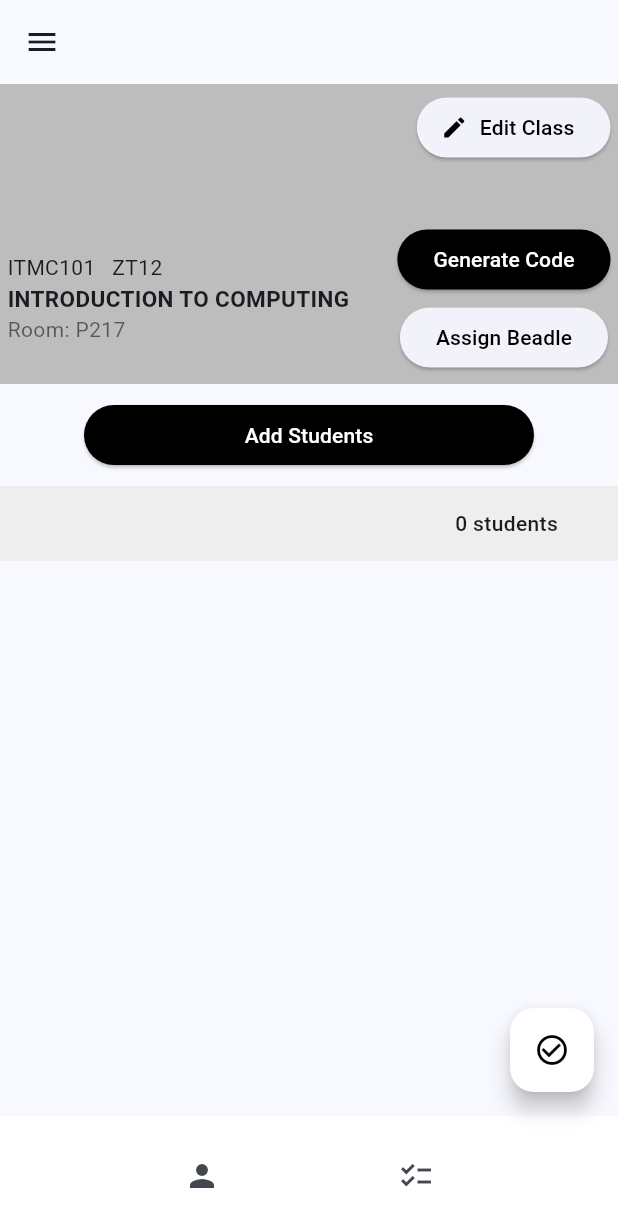
After one commit to JuntadoMathewJames/A-Check, a Flutter app: the screen it shows after launch, on a phone screen of 412 x 824 dp. The commit adds this screen. Shown: the top 1227 px of the screen. Run offline on Flutter 3.47's test engine with Material 2 defaults, Android fonts, the phone set to English and light mode, and no system bars; our stand-ins replace firebase_auth, firebase_core, google_sign_in; accounts and stored records are empty.

Commit message:
added firebase and created separate file for class dashboard

```diff
--- /dev/null
+++ b/lib/widgets/classDashboard.dart
@@ -0,0 +1,151 @@
+import 'package:flutter/material.dart';
+import 'classLabel.dart';
+
+
+
+class ClassDashboard extends StatefulWidget{
+  const ClassDashboard({super.key});
+  @override
+  State<ClassDashboard> createState() => _ClassDashboard();
+}
+class _ClassDashboard extends State<ClassDashboard> {
+  bool showWidget = false;
+  int selectedIndex = 0;
+
+  @override
+  Widget build(BuildContext context) {
+    return LayoutBuilder(
+      builder: (context, constraints) {
+        return Scaffold(
+          appBar: AppBar(
+            leading: IconButton(
+              onPressed: () {
+                setState(() {
+                  showWidget = !showWidget;
+                });
+              },
+              icon: const Icon(Icons.menu),
+            ),
+          ),
+          body: Row(
+            children: [
+              SafeArea(
+                child: showWidget
+                    ? NavigationRail(
+                  leading: Column(
+                    crossAxisAlignment: CrossAxisAlignment.end,
+                    children: [
+                      const Icon(
+                        Icons.person_2_rounded,
+                        size: 100,
+                      ),
+                      Column(
+                        crossAxisAlignment: CrossAxisAlignment.start,
+                        children: const [
+                          Text('Logged in as a student',
+                              style: TextStyle(color: Colors.black38)),
+                          Text('John Cena',
+                              style: TextStyle(fontSize: 20)),
+                          Text('jcena@gbox.adnu.edu.ph',
+                              style: TextStyle(color: Colors.grey)),
+                        ],
+                      ),
+                    ],
+                  ),
+                  groupAlignment: 1,
+                  extended: constraints.maxWidth >= 400,
+                  elevation: 5,
+                  destinations: const [
+                    NavigationRailDestination(
+                      icon: Icon(Icons.settings),
+                      label: Text('Settings'),
+                    ),
+                    NavigationRailDestination(
+                      icon: Icon(Icons.logout),
+                      label: Text('Sign-out'),
+                    ),
+                  ],
+                  selectedIndex: 0,
+                  onDestinationSelected: (value) {
+                    setState(() {
+                      selectedIndex = value;
+                    });
+                  },
+                )
+                    : const Text(''),
+              ),
+              Expanded(
+                child: Column(
+                  children: [
+                    const MyDashBoard(),
+                    const SizedBox(height: 10),
+                    ElevatedButton(
+                      style: ElevatedButton.styleFrom(
+                        backgroundColor: Colors.black,
+                        fixedSize: const Size(300, 25),
+                      ),
+                      onPressed: () {},
+                      child: const Text(
+                        'Add Students',
+                        style: TextStyle(
+                          color: Colors.white,
+                        ),
+                      ),
+                    ),
+                    const SizedBox(height: 10),
+                    Container(
+                      color: Colors.grey.shade200,
+                      height: 50,
+                      child: Row(
+                        mainAxisAlignment: MainAxisAlignment.end,
+                        children: const [
+                          Padding(
+                            padding: EdgeInsets.only(right: 40),
+                            child: Text(
+                              '0 students',
+                              style: TextStyle(fontWeight: FontWeight.w500),
+                            ),
+                          ),
+                        ],
+                      ),
+                    ),
+                  ],
+                ),
+              ),
+            ],
+          ),
+          floatingActionButton: FloatingActionButton(
+            onPressed: () {
+              // Add your onPressed code here!
+            },
+            tooltip: 'Check Attendance',
+            backgroundColor: Colors.white,
+            foregroundColor: Colors.black,
+            child: const Icon(Icons.check_circle_outline),
+          ),
+          bottomNavigationBar: BottomAppBar(
+            color: Colors.white,
+            child: Row(
+              mainAxisAlignment: MainAxisAlignment.spaceEvenly,
+              children: [
+                IconButton(
+                  autofocus: true,
+                  focusColor: Colors.grey.shade400,
+                  tooltip: 'List of Students',
+                  icon: const Icon(Icons.person),
+                  onPressed: () {},
+                ),
+                IconButton(
+                  focusColor: Colors.grey.shade400,
+                  tooltip: 'Attendance Records',
+                  icon: const Icon(Icons.checklist),
+                  onPressed: () {},
+                ),
+              ],
+            ),
+          ),
+        );
+      },
+    );
+  }
+}
--- a/pubspec.yaml
+++ b/pubspec.yaml
@@ -35,6 +35,11 @@ dependencies:
   # The following adds the Cupertino Icons font to your application.
   # Use with the CupertinoIcons class for iOS style icons.
   cupertino_icons: ^1.0.2
+  firebase_core: ^1.24.0
+  firebase_core_platform_interface: 4.5.1
+  firebase_messaging: ^13.0.4
+  firebase_auth: ^3.0.2
+  google_sign_in: ^5.0.6
 
 dev_dependencies:
   flutter_test:
```
Also changed, not shown: lib/main.dart (+14 -139 lines), lib/widgets/sideBar.dart (added, +105 -0 lines), lib/firebase_options.dart (added), lib/widgets/classLabel.dart (renamed from lib/widgets/dashboard.dart), pubspec.lock, 9 other files.
